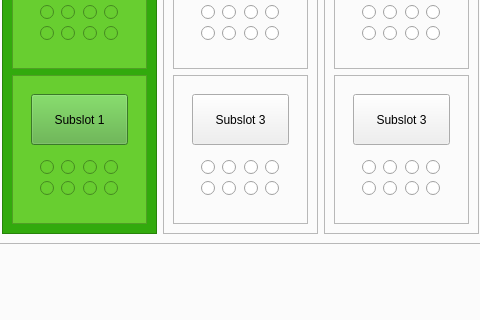
JeffersonLab/clas12-dc-wiremap, file CrateTab.ui: the form before one commit; both pictures show x 105 to 585 and y 317 to 637 of the 1217 by 737 pixel window.
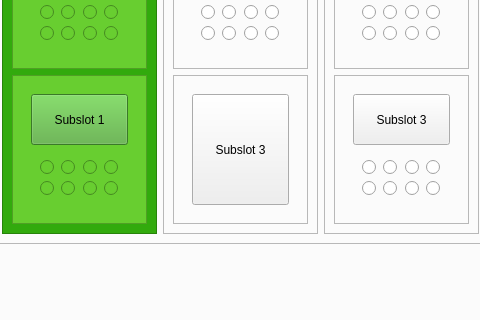
The form after the commit.

Commit message: Crate 2 filled

Patch:
```diff
--- a/CrateTab.ui
+++ b/CrateTab.ui
@@ -3656,92 +3656,6 @@
                 </property>
                </widget>
               </item>
-              <item>
-               <widget class="QWidget" name="widget_21" native="true">
-                <layout class="QGridLayout" name="gridLayout_36">
-                 <item row="2" column="2">
-                  <widget class="QRadioButton" name="radioButton_275">
-                   <property name="text">
-                    <string/>
-                   </property>
-                   <property name="autoExclusive">
-                    <bool>false</bool>
-                   </property>
-                  </widget>
-                 </item>
-                 <item row="0" column="2">
-                  <widget class="QRadioButton" name="radioButton_278">
-                   <property name="text">
-                    <string/>
-                   </property>
-                   <property name="autoExclusive">
-                    <bool>false</bool>
-                   </property>
-                  </widget>
-                 </item>
-                 <item row="2" column="1">
-                  <widget class="QRadioButton" name="radioButton_279">
-                   <property name="text">
-                    <string/>
-                   </property>
-                   <property name="autoExclusive">
-                    <bool>false</bool>
-                   </property>
-                  </widget>
-                 </item>
-                 <item row="0" column="1">
-                  <widget class="QRadioButton" name="radioButton_276">
-                   <property name="text">
-                    <string/>
-                   </property>
-                   <property name="autoExclusive">
-                    <bool>false</bool>
-                   </property>
-                  </widget>
-                 </item>
-                 <item row="0" column="3">
-                  <widget class="QRadioButton" name="radioButton_273">
-                   <property name="text">
-                    <string/>
-                   </property>
-                   <property name="autoExclusive">
-                    <bool>false</bool>
-                   </property>
-                  </widget>
-                 </item>
-                 <item row="0" column="4">
-                  <widget class="QRadioButton" name="radioButton_277">
-                   <property name="text">
-                    <string/>
-                   </property>
-                   <property name="autoExclusive">
-                    <bool>false</bool>
-                   </property>
-                  </widget>
-                 </item>
-                 <item row="2" column="3">
-                  <widget class="QRadioButton" name="radioButton_274">
-                   <property name="text">
-                    <string/>
-                   </property>
-                   <property name="autoExclusive">
-                    <bool>false</bool>
-                   </property>
-                  </widget>
-                 </item>
-                 <item row="2" column="4">
-                  <widget class="QRadioButton" name="radioButton_280">
-                   <property name="text">
-                    <string/>
-                   </property>
-                   <property name="autoExclusive">
-                    <bool>false</bool>
-                   </property>
-                  </widget>
-                 </item>
-                </layout>
-               </widget>
-              </item>
              </layout>
             </widget>
            </item>
```
